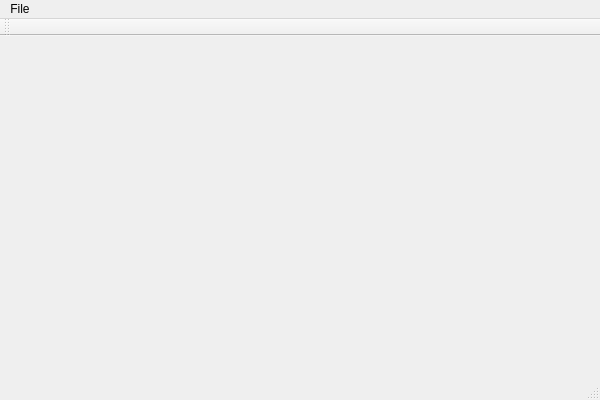
First picture: the form in PMZoning/MainWindow.ui, repository gnishida/PMZoning, before the edit.
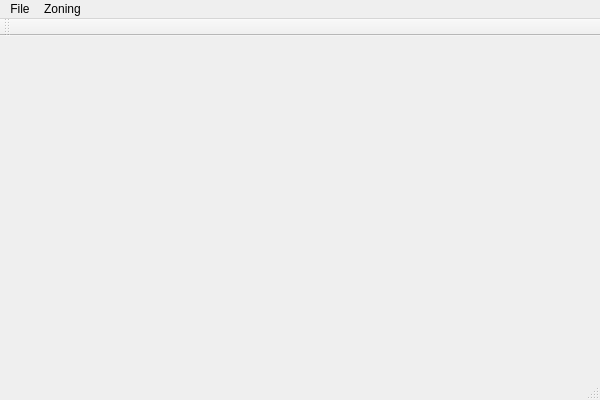
Second picture: the form after the edit.

The edit to the form file:
```diff
--- a/PMZoning/MainWindow.ui
+++ b/PMZoning/MainWindow.ui
@@ -28,12 +28,20 @@
      <string>File</string>
     </property>
     <addaction name="actionLoadRoads"/>
+    <addaction name="separator"/>
+    <addaction name="actionExit"/>
+   </widget>
+   <widget class="QMenu" name="menuZoning">
+    <property name="title">
+     <string>Zoning</string>
+    </property>
     <addaction name="actionGenerateZoningByPM"/>
     <addaction name="actionGenerateManyZoningsByPM"/>
     <addaction name="separator"/>
     <addaction name="actionExit"/>
    </widget>
    <addaction name="menuFile"/>
+   <addaction name="menuZoning"/>
   </widget>
   <widget class="QToolBar" name="mainToolBar">
    <attribute name="toolBarArea">
```
Left out of the diff: 23 changed lines with no effect on the pictures.
